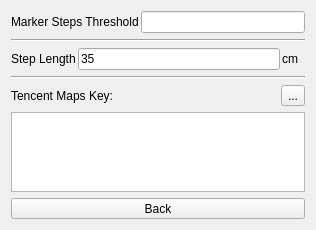
First picture: the form in src/Exercise/StepsOptions.ui, repository ic005k/Knot, before the edit.
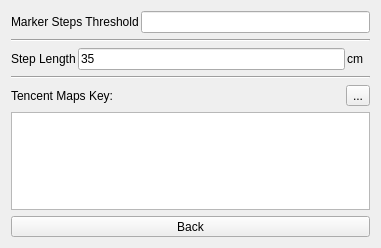
Second picture: the form after the edit.

Diff of the .ui file:
```diff
--- a/src/Exercise/StepsOptions.ui
+++ b/src/Exercise/StepsOptions.ui
@@ -6,8 +6,8 @@
    <rect>
     <x>0</x>
     <y>0</y>
-    <width>316</width>
-    <height>230</height>
+    <width>381</width>
+    <height>248</height>
    </rect>
   </property>
   <property name="windowTitle">
@@ -102,7 +102,26 @@
     </widget>
    </item>
    <item>
+    <widget class="QFrame" name="f_mapkey">
+     <property name="frameShape">
+      <enum>QFrame::Shape::NoFrame</enum>
+     </property>
+     <property name="frameShadow">
+      <enum>QFrame::Shadow::Plain</enum>
+     </property>
     <layout class="QVBoxLayout" name="verticalLayout">
+      <property name="leftMargin">
+       <number>0</number>
+      </property>
+      <property name="topMargin">
+       <number>0</number>
+      </property>
+      <property name="rightMargin">
+       <number>0</number>
+      </property>
+      <property name="bottomMargin">
+       <number>0</number>
+      </property>
      <item>
       <layout class="QHBoxLayout" name="horizontalLayout">
        <item>
@@ -138,6 +157,7 @@
       <widget class="QTextEdit" name="editMapKey"/>
      </item>
     </layout>
+    </widget>
    </item>
    <item>
     <widget class="QToolButton" name="btnBack">
```
Lines whose indentation alone changed are shown as unchanged.
